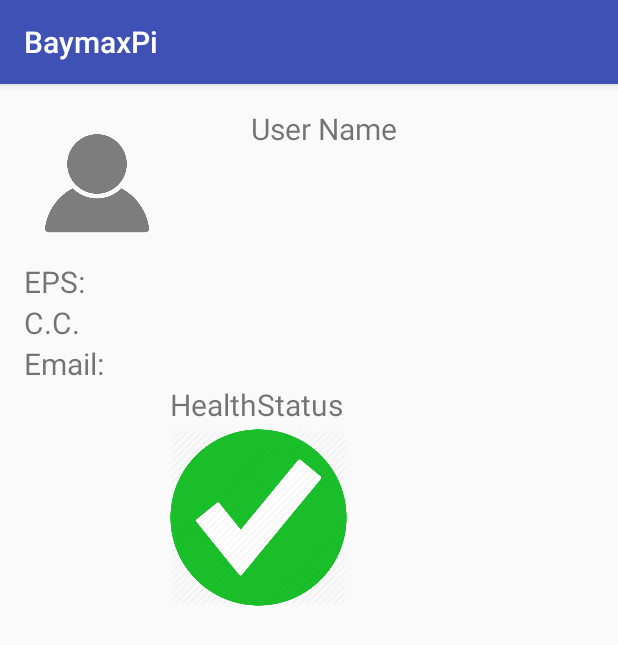
After one commit to cis321/BaymaxPi, an Android app: the ProfileActivity screen opened directly, with no data from a screen before it, on a phone screen of 412 x 824 dp. The commit adds this screen. Shown: the top 645 px of the screen. Run offline under Robolectric (Android 15) with nearby library versions, the phone set to English and light mode, and no system bars.

Commit message:
profile activity finished

```diff
--- a/AndroidApp/app/src/main/AndroidManifest.xml
+++ b/AndroidApp/app/src/main/AndroidManifest.xml
@@ -18,6 +18,9 @@
                 <category android:name="android.intent.category.LAUNCHER" />
             </intent-filter>
         </activity>
+        <activity
+            android:name=".ProfileActivity">
+        </activity>
     </application>
 
 </manifest>
--- a/AndroidApp/app/src/main/java/co/edu/uniandes/baymaxpi/baymaxpi/MainActivity.java
+++ b/AndroidApp/app/src/main/java/co/edu/uniandes/baymaxpi/baymaxpi/MainActivity.java
@@ -1,5 +1,6 @@
 package co.edu.uniandes.baymaxpi.baymaxpi;
 
+import android.content.Intent;
 import android.os.Bundle;
 import android.support.design.widget.FloatingActionButton;
 import android.support.design.widget.Snackbar;
@@ -49,4 +50,9 @@ public class MainActivity extends AppCompatActivity {
 
         return super.onOptionsItemSelected(item);
     }
+
+    public void onBtnProfileClicked(View view){
+        Intent profileIntent = new Intent(MainActivity.this, ProfileActivity.class);
+        MainActivity.this.startActivity(profileIntent);
+    }
 }
--- /dev/null
+++ b/AndroidApp/app/src/main/java/co/edu/uniandes/baymaxpi/baymaxpi/ProfileActivity.java
@@ -0,0 +1,13 @@
+package co.edu.uniandes.baymaxpi.baymaxpi;
+
+import android.support.v7.app.AppCompatActivity;
+import android.os.Bundle;
+
+public class ProfileActivity extends AppCompatActivity {
+
+    @Override
+    protected void onCreate(Bundle savedInstanceState) {
+        super.onCreate(savedInstanceState);
+        setContentView(R.layout.activity_profile);
+    }
+}
--- /dev/null
+++ b/AndroidApp/app/src/main/res/layout/activity_profile.xml
@@ -0,0 +1,80 @@
+<?xml version="1.0" encoding="utf-8"?>
+<RelativeLayout xmlns:android="http://schemas.android.com/apk/res/android"
+    xmlns:tools="http://schemas.android.com/tools"
+    android:layout_width="match_parent"
+    android:layout_height="match_parent"
+    android:paddingBottom="@dimen/activity_vertical_margin"
+    android:paddingLeft="@dimen/activity_horizontal_margin"
+    android:paddingRight="@dimen/activity_horizontal_margin"
+    android:paddingTop="@dimen/activity_vertical_margin"
+    tools:context=".ProfileActivity">
+
+    <GridLayout
+        android:layout_width="match_parent"
+        android:layout_height="match_parent"
+        android:layout_alignParentTop="true"
+        android:layout_alignParentStart="true">
+
+        <ImageView
+            android:layout_width="97dp"
+            android:layout_height="102dp"
+            android:id="@+id/profileImage"
+            android:layout_row="0"
+            android:layout_column="0"
+            android:src="@mipmap/profile_icon_9" />
+
+        <TextView
+            android:layout_width="206dp"
+            android:layout_height="98dp"
+            android:text="User Name"
+            android:id="@+id/userName"
+            android:layout_row="0"
+            android:layout_column="1"
+            android:textAlignment="center"
+            android:textSize="20dp" />
+
+        <TextView
+            android:layout_width="wrap_content"
+            android:layout_height="wrap_content"
+            android:text="EPS:"
+            android:id="@+id/textEPS"
+            android:layout_row="1"
+            android:layout_column="0"
+            android:textSize="20dp" />
+
+        <TextView
+            android:layout_width="wrap_content"
+            android:layout_height="wrap_content"
+            android:text="C.C."
+            android:id="@+id/textCC"
+            android:layout_row="2"
+            android:layout_column="0"
+            android:textSize="20dp" />
+
+        <TextView
+            android:layout_width="wrap_content"
+            android:layout_height="wrap_content"
+            android:text="Email:"
+            android:id="@+id/textEmail"
+            android:layout_row="3"
+            android:layout_column="0"
+            android:textSize="20dp" />
+
+        <TextView
+            android:layout_width="wrap_content"
+            android:layout_height="wrap_content"
+            android:text="HealthStatus"
+            android:id="@+id/textHealthStatus"
+            android:layout_row="4"
+            android:layout_column="1"
+            android:textSize="20dp" />
+
+        <ImageView
+            android:layout_width="118dp"
+            android:layout_height="123dp"
+            android:id="@+id/imageStatus"
+            android:layout_row="5"
+            android:layout_column="1"
+            android:src="@mipmap/check_ok_icon" />
+    </GridLayout>
+</RelativeLayout>
--- a/AndroidApp/app/src/main/res/layout/content_main.xml
+++ b/AndroidApp/app/src/main/res/layout/content_main.xml
@@ -32,7 +32,8 @@
             android:layout_row="0"
             android:layout_column="1"
             android:src="@mipmap/profile_icon_9"
-            android:scaleType="fitCenter" />
+            android:scaleType="fitCenter"
+            android:onClick="onBtnProfileClicked" />
 
         <TextView
             android:layout_width="100dp"
```
Also changed, not shown: AndroidApp/app/src/main/res/mipmap-hdpi/check_nok_icon.png (added), AndroidApp/app/src/main/res/mipmap-hdpi/check_ok_icon.png (added).
